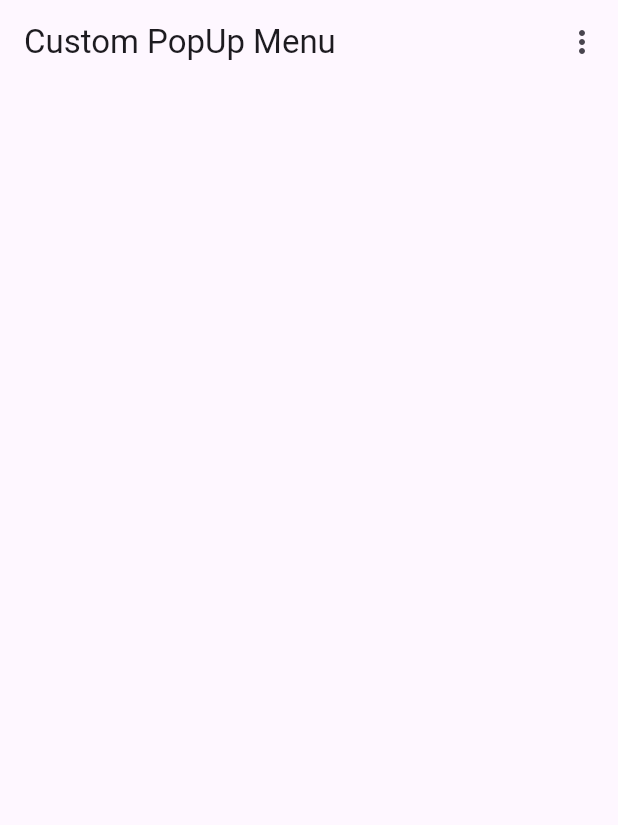
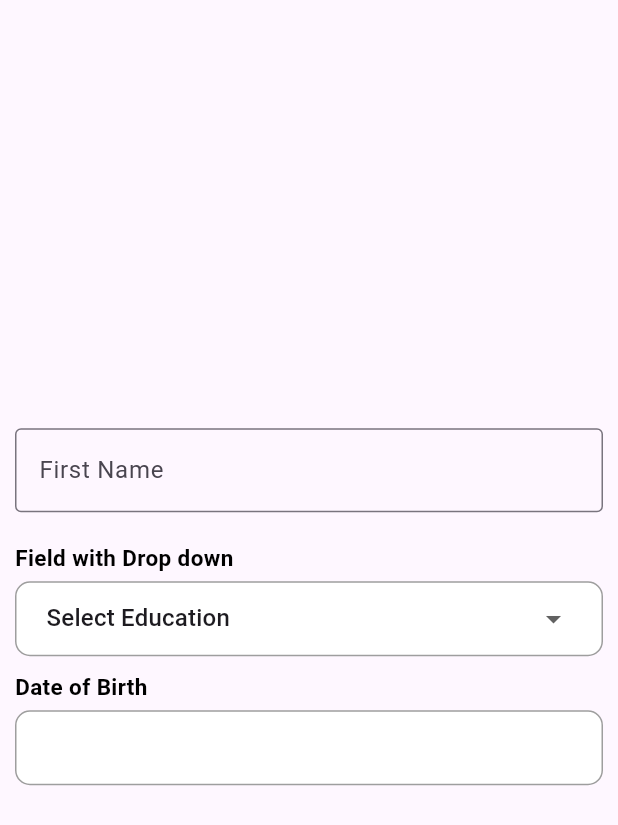
Before and after one commit to Mirzaazmath/flutter_components, a Flutter app: the screen it shows after launch, on a phone screen of 412 x 824 dp. Shown: the top 825 px of the screen. Run offline on Flutter 3.47's test engine with Material 3 defaults, Android fonts, the phone set to English and light mode, and no system bars.

Commit message:
added new custom textfeild

```diff
--- a/lib/main.dart
+++ b/lib/main.dart
@@ -1,5 +1,8 @@
 import 'package:flutter/material.dart';
-import 'package:flutter_components/screens/home_screen.dart';
+import 'package:flutter_components/utils/text_feild_with_datepicker.dart';
+import 'package:flutter_components/utils/textfeild.dart';
+import 'package:flutter_components/utils/textfeild_withdropdown.dart';
+
 
 
 void main(){
@@ -15,3 +18,55 @@ class MyApp extends StatelessWidget {
     );
   }
 }
+class HomeScreen extends StatefulWidget {
+  const HomeScreen({super.key});
+
+  @override
+  State<HomeScreen> createState() => _HomeScreenState();
+}
+
+class _HomeScreenState extends State<HomeScreen> {
+  TextEditingController nameController=TextEditingController();
+  TextEditingController displayDateController=TextEditingController();
+  TextEditingController actualDateController=TextEditingController();
+  List<Model> educationList = [
+    Model(name: "Select Education"),
+    Model(name: "School"),
+    Model(name: "UnderGraduate"),
+    Model(name: "PostGraduate")
+  ];
+  Model? selectedEducation;
+  @override
+  void initState() {
+    // TODO: implement initState
+    super.initState();
+    selectedEducation=educationList[0];
+  }
+  @override
+  Widget build(BuildContext context) {
+    return Scaffold(
+      body: SafeArea(
+        child: Padding(
+          padding: const EdgeInsets.all(10),
+          child: Column(
+            mainAxisAlignment: MainAxisAlignment.center,
+            children: [
+              Field(controller: nameController, hintText: "First Name"),
+              const SizedBox(height: 20,),
+              DropFieldWidget(title: "Field with Drop down", valueList: educationList, selectedValue: selectedEducation!, onChange: (value){
+                setState(() {
+                  selectedEducation=value;
+                });
+              }),
+              FieldWithDatePicker(name: 'Date of Birth', controller: displayDateController,controller2: actualDateController,)
+
+            ],
+
+
+          ),
+        ),
+      ),
+
+    );
+  }
+}
--- /dev/null
+++ b/lib/utils/text_feild_with_datepicker.dart
@@ -0,0 +1,72 @@
+
+
+import 'package:flutter/material.dart';
+import 'package:flutter_components/utils/text_utils.dart';
+import 'package:intl/intl.dart';
+final displaydateFormatter = DateFormat("yyyy-MM-dd");
+class FieldWithDatePicker extends StatelessWidget {
+  final  String name;
+  final TextEditingController controller;
+  final TextEditingController controller2;
+  int? length;
+   FieldWithDatePicker({super.key, required this. name,
+    required this. controller,
+    required this. controller2, this. length});
+
+  @override
+  Widget build(BuildContext context) {
+    return  Padding(
+      padding: const EdgeInsets.only(bottom: 15),
+      child: Column(
+        crossAxisAlignment: CrossAxisAlignment.start,
+        children: [
+          TextUtil(
+            text: name,
+            weight: true,
+            size: 15,
+          ),
+          const SizedBox(
+            height: 5,
+          ),
+          GestureDetector(
+            onTap: () {
+              showDatePicker(
+                  context: context,
+                  initialDate: DateTime.now(),
+                  //which date will display when user open the picker
+                  firstDate: DateTime(1950),
+                  //what will be the previous supported year in picker
+                  lastDate: DateTime
+                      .now()) //what will be the up to supported date in picker
+                  .then((pickedDate) {
+                //then usually do the future job
+                if (pickedDate == null) {
+                  //if user tap cancel then this function will stop
+                  return;
+                } else {
+                  controller.text = displaydateFormatter
+                      .format(DateTime.parse(pickedDate.toString()));
+                  pickedDate.toString();
+                  controller2.text = pickedDate.toString();
+                }
+              });
+            },
+            child: Container(
+              padding: const EdgeInsets.symmetric(horizontal: 10),
+              decoration: BoxDecoration(
+                  border: Border.all(color: Colors.grey),
+                  borderRadius: BorderRadius.circular(10),
+                  color: Colors.white),
+              child: TextFormField(
+                maxLines: length ?? 1,
+                enabled: false,
+                controller: controller,
+                decoration: const InputDecoration(border: InputBorder.none),
+              ),
+            ),
+          )
+        ],
+      ),
+    );
+  }
+}
--- /dev/null
+++ b/lib/utils/text_utils.dart
@@ -0,0 +1,29 @@
+import 'package:flutter/material.dart';
+
+class TextUtil extends StatelessWidget {
+  final String text;
+  final Color? color;
+  final double? size;
+  final bool? weight;
+
+  const TextUtil({
+    super.key,
+    required this.text,
+    this.size,
+    this.color,
+    this.weight,
+  });
+
+  @override
+  Widget build(BuildContext context) {
+    return Text(
+      text,
+      maxLines: 3,
+      overflow: TextOverflow.ellipsis,
+      style: TextStyle(
+          color: color ?? Colors.black,
+          fontSize: size ?? 18,
+          fontWeight: weight == null ? FontWeight.normal : FontWeight.bold),
+    );
+  }
+}
--- /dev/null
+++ b/lib/utils/textfeild.dart
@@ -0,0 +1,36 @@
+import 'package:flutter/material.dart';
+import 'package:flutter/services.dart';
+
+
+class Field extends StatelessWidget {
+  final  TextEditingController controller;
+  final String hintText;
+  final bool? isNumberType;
+  final bool?  isEnable;
+  final int? maxLine;
+
+
+
+  const Field({super.key,required this.controller,required this.hintText,this.isNumberType,this.isEnable,this.maxLine});
+
+  @override
+  Widget build(BuildContext context) {
+    return  TextFormField(
+      readOnly:isEnable ??false,
+      maxLines:maxLine??1,
+      controller:controller ,
+      keyboardType:isNumberType==true?TextInputType.number: TextInputType.name,
+      inputFormatters:isNumberType==true? [FilteringTextInputFormatter.digitsOnly]:[],
+      decoration: InputDecoration(
+          hintText: hintText,
+          labelText:hintText,
+          focusedBorder: OutlineInputBorder(
+            borderRadius: const BorderRadius.all(Radius.circular(4)),
+            borderSide: BorderSide(width: 1,color:isEnable==true?Colors.grey: Colors.blue),
+          ),
+
+          border: const OutlineInputBorder()
+      ),
+    );
+  }
+}
--- /dev/null
+++ b/lib/utils/textfeild_withdropdown.dart
@@ -0,0 +1,92 @@
+import 'package:flutter/cupertino.dart';
+import 'package:flutter/material.dart';
+import 'package:flutter_components/utils/text_utils.dart';
+
+class DropFieldWidget extends StatelessWidget {
+ final  String title;
+ final List<Model> valueList;
+ final Model selectedValue;
+ final Function(Model) onChange;
+  const DropFieldWidget({super.key, required this.title,
+    required  this.valueList,
+     required this.selectedValue,
+    required  this.onChange,});
+
+  @override
+  Widget build(BuildContext context) {
+    return  Column(
+      crossAxisAlignment: CrossAxisAlignment.start,
+      children: [
+        TextUtil(
+          text: title,
+          weight: true,
+          size: 15,
+        ),
+        const SizedBox(
+          height: 5,
+        ),
+        valueList.isEmpty
+            ? Container(
+          height: 50,
+          decoration: BoxDecoration(
+              color: Colors.white,
+              borderRadius: BorderRadius.circular(10),
+              border: Border.all(color: Colors.grey)),
+        )
+            : Container(
+            padding: const EdgeInsets.only(left: 20, right: 20),
+            decoration: BoxDecoration(
+                color: Colors.white,
+                borderRadius: BorderRadius.circular(10),
+                border: Border.all(color: Colors.grey)),
+            child: DropdownButtonHideUnderline(
+              child: DropdownButton<Model>(
+                isExpanded: true,
+                value: selectedValue,
+                onChanged: (Model? value) {
+                  onChange(value!);
+                },
+                items:
+                valueList.map<DropdownMenuItem<Model>>((element) {
+                  return DropdownMenuItem<Model>(
+                      value: element, child: Text(element.name.toString()));
+                }).toList(),
+              ),
+            )),
+        const SizedBox(
+          height: 10,
+        ),
+      ],
+    );
+  }
+}
+
+
+class Model {
+  int? id;
+  String? name;
+  String? code;
+  String? description;
+
+  Model(
+      {this.id,
+        this.name,
+        this.code,
+        this.description});
+
+  Model.fromJson(Map<String, dynamic> json) {
+    id = json['id'];
+    name = json['name'];
+    code = json['code'];
+    description = json['description'];
+  }
+
+  Map<String, dynamic> toJson() {
+    final Map<String, dynamic> data = <String, dynamic>{};
+    data['id'] = id;
+    data['name'] = name;
+    data['code'] = code;
+    data['description'] = description;
+    return data;
+  }
+}
--- a/pubspec.yaml
+++ b/pubspec.yaml
@@ -35,6 +35,7 @@ dependencies:
   # The following adds the Cupertino Icons font to your application.
   # Use with the CupertinoIcons class for iOS style icons.
   cupertino_icons: ^1.0.2
+  intl: ^0.17.0
 
 dev_dependencies:
   flutter_test:
```
Also changed, not shown: lib/screens/home_screen.dart (deleted, +0 -263 lines), assets/output/Screenshot1.png (added), assets/output/Screenshot2.png (added), assets/output/result.gif (added), assets/screenshot1.png (deleted), assets/screenshot2.png (deleted), pubspec.lock.
